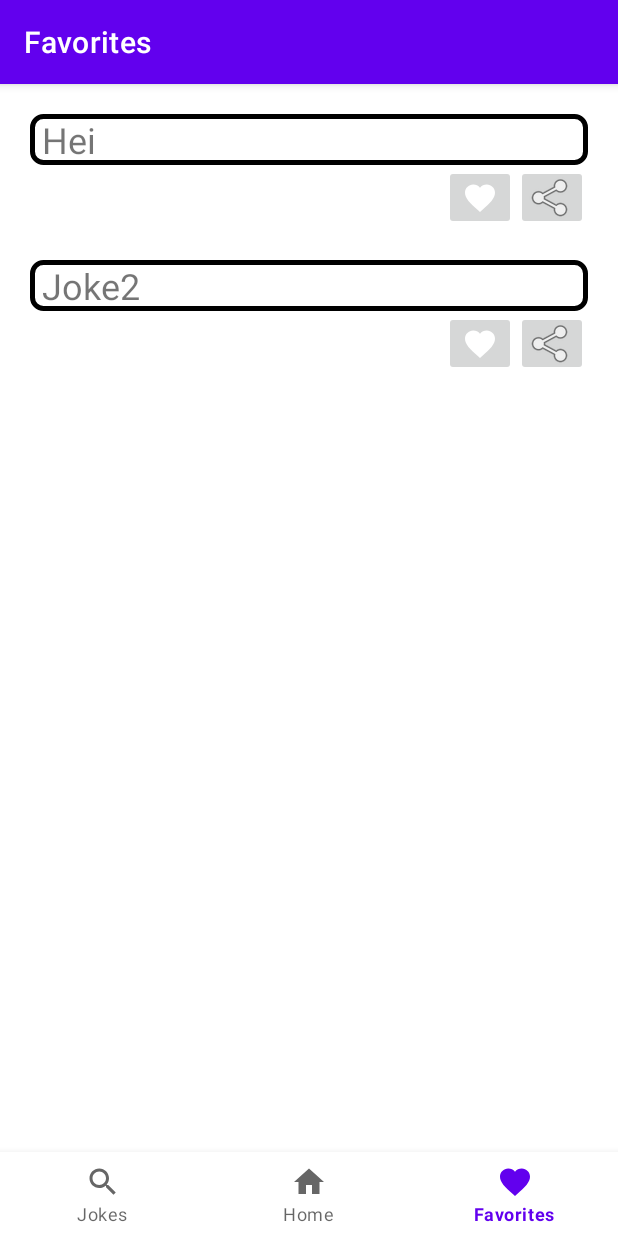
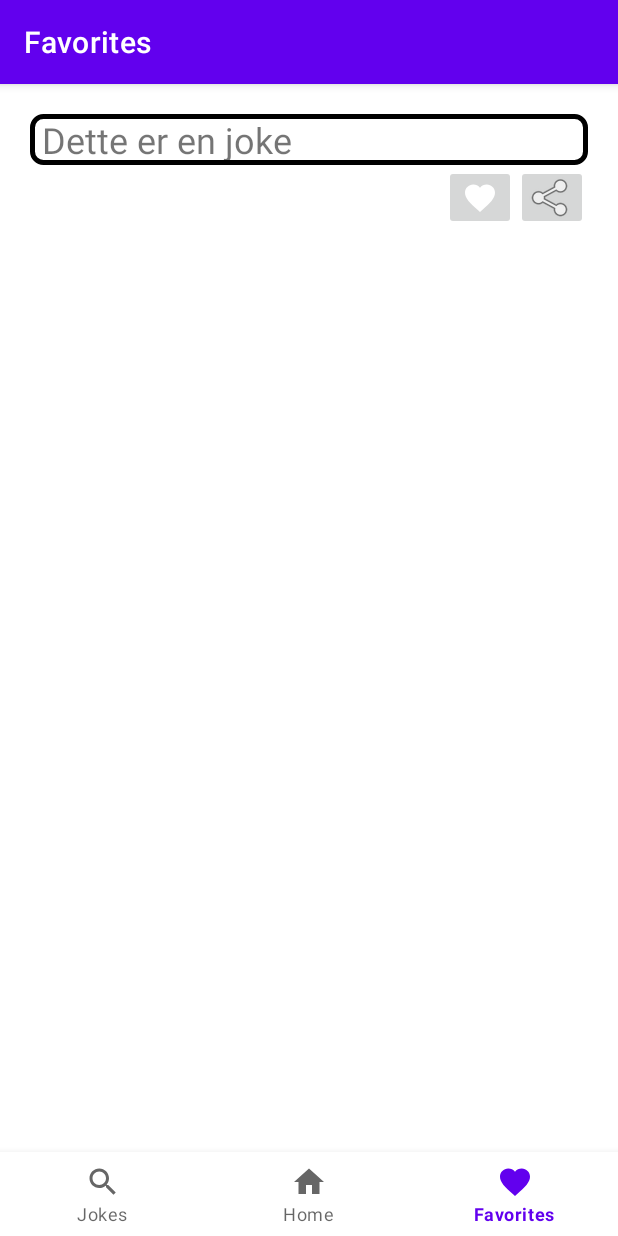
Before and after one commit to TorgeirEIkeland/Am-i-a-joke-to-you, an Android app: the NotificationsFragment screen opened through its navigation route, on a phone screen of 412 x 824 dp. Run offline under Robolectric (Android 15) with nearby library versions, the phone set to English and light mode, and no system bars; our stand-ins replace Volley, navigation-ui; network calls fail.

Commit message:
recyclerview things

```diff
--- a/app/src/main/java/com/example/amiajoketoyouu/ui/notifications/Joke.kt
+++ /dev/null
@@ -1,5 +0,0 @@
-package com.example.amiajoketoyouu.ui.notifications
-
-data class Joke(
-        val joke: String
-)
--- a/app/src/main/java/com/example/amiajoketoyouu/ui/notifications/JokeAdapter.kt
+++ b/app/src/main/java/com/example/amiajoketoyouu/ui/notifications/JokeAdapter.kt
@@ -8,6 +8,7 @@ import android.widget.Button
 import android.widget.TextView
 import androidx.core.content.ContextCompat.startActivity
 import androidx.recyclerview.widget.RecyclerView
+import com.example.amiajoketoyouu.Joke
 import com.example.amiajoketoyouu.R
 
 
@@ -44,6 +45,16 @@ class CustomAdapter(var dataSet: List<Joke>) :
     // Replace the contents of a view (invoked by the layout manager)
     override fun onBindViewHolder(viewHolder: ViewHolder, position: Int) {
 
+        val thisJoke = dataSet[position]
+
+
+        if(thisJoke.joke != null){
+            viewHolder.textView.text = thisJoke.joke
+        }
+        else {
+            viewHolder.textView.text = thisJoke.setup + "\n" + thisJoke.delivery
+        }
+
         viewHolder.textView.text = dataSet[position].joke
 
     }
--- a/app/src/main/java/com/example/amiajoketoyouu/ui/notifications/NotificationsFragment.kt
+++ b/app/src/main/java/com/example/amiajoketoyouu/ui/notifications/NotificationsFragment.kt
@@ -12,6 +12,8 @@ import androidx.lifecycle.Observer
 import androidx.lifecycle.ViewModelProvider
 import androidx.recyclerview.widget.LinearLayoutManager
 import androidx.recyclerview.widget.RecyclerView
+import com.example.amiajoketoyouu.Flags
+import com.example.amiajoketoyouu.Joke
 import com.example.amiajoketoyouu.R
 
 class NotificationsFragment : Fragment() {
@@ -42,7 +44,10 @@ class NotificationsFragment : Fragment() {
     override fun onViewCreated(view: View, savedInstanceState: Bundle?) {
         super.onViewCreated(view, savedInstanceState)
         initRecyclerView()
-
-        customAdapter?.addInstance(listOf(Joke("Hei"), Joke("Joke2")))
+        var savedJokes = listOf(Joke(true, "dark",
+            "twopart", "Dette er en joke",
+        null, null, Flags(false, false, false,false,false,false),
+        123231, false, "Hei"))
+        customAdapter?.updateAdapter(savedJokes)
     }
 }
```
